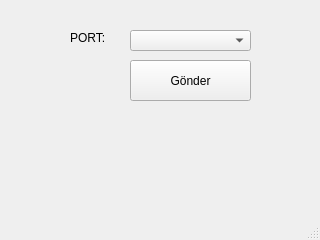
First picture: the form in qt.ui, repository mcagriaksoy/Serial-Communication-GUI-Program, before the edit.
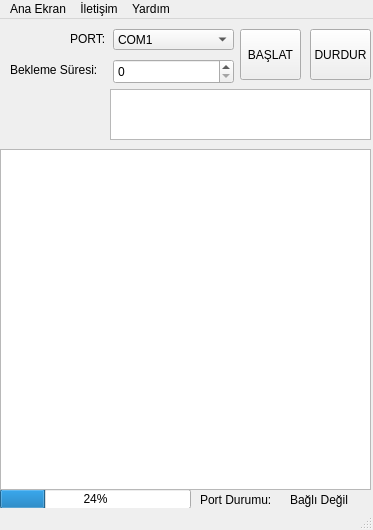
Second picture: the form after the edit. Icons and pictures are not drawn.

The edit to the form file:
```diff
--- a/qt.ui
+++ b/qt.ui
@@ -6,8 +6,8 @@
    <rect>
     <x>0</x>
     <y>0</y>
-    <width>320</width>
-    <height>240</height>
+    <width>373</width>
+    <height>530</height>
    </rect>
   </property>
   <property name="windowTitle">
@@ -17,62 +17,224 @@
    <widget class="QPushButton" name="pushButton">
     <property name="geometry">
      <rect>
-      <x>130</x>
-      <y>60</y>
-      <width>121</width>
-      <height>41</height>
+      <x>240</x>
+      <y>10</y>
+      <width>61</width>
+      <height>51</height>
      </rect>
     </property>
     <property name="text">
-     <string>Gönder</string>
+     <string>BAŞLAT</string>
     </property>
    </widget>
    <widget class="QComboBox" name="comboBox">
     <property name="geometry">
      <rect>
-      <x>130</x>
-      <y>30</y>
+      <x>113</x>
+      <y>10</y>
       <width>121</width>
       <height>21</height>
      </rect>
     </property>
-   </widget>
-   <widget class="QLabel" name="label">
-    <property name="geometry">
-     <rect>
-      <x>130</x>
-      <y>110</y>
-      <width>121</width>
-      <height>21</height>
-     </rect>
-    </property>
-    <property name="text">
-     <string/>
-    </property>
+    <item>
+     <property name="text">
+      <string>COM1</string>
+     </property>
+    </item>
+    <item>
+     <property name="text">
+      <string>COM2</string>
+     </property>
+    </item>
+    <item>
+     <property name="text">
+      <string>COM3</string>
+     </property>
+    </item>
+    <item>
+     <property name="text">
+      <string>COM4</string>
+     </property>
+    </item>
+    <item>
+     <property name="text">
+      <string>COM5</string>
+     </property>
+    </item>
+    <item>
+     <property name="text">
+      <string>COM6</string>
+     </property>
+    </item>
+    <item>
+     <property name="text">
+      <string>COM7</string>
+     </property>
+    </item>
+    <item>
+     <property name="text">
+      <string>COM8</string>
+     </property>
+    </item>
    </widget>
    <widget class="QLabel" name="label_2">
     <property name="geometry">
      <rect>
       <x>70</x>
-      <y>30</y>
-      <width>58</width>
-      <height>16</height>
+      <y>10</y>
+      <width>51</width>
+      <height>20</height>
      </rect>
     </property>
     <property name="text">
      <string>PORT:</string>
     </property>
    </widget>
+   <widget class="QSpinBox" name="spinBox">
+    <property name="geometry">
+     <rect>
+      <x>113</x>
+      <y>40</y>
+      <width>121</width>
+      <height>25</height>
+     </rect>
+    </property>
+   </widget>
+   <widget class="QLabel" name="label_3">
+    <property name="geometry">
+     <rect>
+      <x>10</x>
+      <y>30</y>
+      <width>101</width>
+      <height>41</height>
+     </rect>
+    </property>
+    <property name="text">
+     <string>Bekleme Süresi:</string>
+    </property>
+   </widget>
+   <widget class="QLabel" name="label_4">
+    <property name="geometry">
+     <rect>
+      <x>200</x>
+      <y>470</y>
+      <width>101</width>
+      <height>21</height>
+     </rect>
+    </property>
+    <property name="text">
+     <string>Port Durumu:</string>
+    </property>
+   </widget>
+   <widget class="QLabel" name="label_5">
+    <property name="geometry">
+     <rect>
+      <x>290</x>
+      <y>470</y>
+      <width>71</width>
+      <height>21</height>
+     </rect>
+    </property>
+    <property name="styleSheet">
+     <string notr="true"/>
+    </property>
+    <property name="text">
+     <string>Bağlı Değil</string>
+    </property>
+   </widget>
+   <widget class="QProgressBar" name="progressBar">
+    <property name="geometry">
+     <rect>
+      <x>0</x>
+      <y>470</y>
+      <width>191</width>
+      <height>20</height>
+     </rect>
+    </property>
+    <property name="value">
+     <number>24</number>
+    </property>
+   </widget>
+   <widget class="QPushButton" name="pushButton_2">
+    <property name="geometry">
+     <rect>
+      <x>310</x>
+      <y>10</y>
+      <width>61</width>
+      <height>51</height>
+     </rect>
+    </property>
+    <property name="text">
+     <string>DURDUR</string>
+    </property>
+   </widget>
+   <widget class="QListWidget" name="listWidget">
+    <property name="geometry">
+     <rect>
+      <x>0</x>
+      <y>130</y>
+      <width>371</width>
+      <height>341</height>
+     </rect>
+    </property>
+   </widget>
+   <widget class="QTextEdit" name="textEdit">
+    <property name="geometry">
+     <rect>
+      <x>110</x>
+      <y>70</y>
+      <width>261</width>
+      <height>51</height>
+     </rect>
+    </property>
+   </widget>
+   <widget class="QLabel" name="label">
+    <property name="geometry">
+     <rect>
+      <x>0</x>
+      <y>70</y>
+      <width>101</width>
+      <height>51</height>
+     </rect>
+    </property>
+    <property name="text">
+     <string/>
+    </property>
+    <property name="pixmap">
+     <pixmap>index.jpeg</pixmap>
+    </property>
+    <property name="scaledContents">
+     <bool>true</bool>
+    </property>
+   </widget>
   </widget>
   <widget class="QMenuBar" name="menubar">
    <property name="geometry">
     <rect>
      <x>0</x>
      <y>0</y>
-     <width>320</width>
+     <width>373</width>
      <height>21</height>
     </rect>
    </property>
+   <widget class="QMenu" name="menuAna_Ekran">
+    <property name="title">
+     <string>Ana Ekran</string>
+    </property>
+   </widget>
+   <widget class="QMenu" name="menu_leti_im">
+    <property name="title">
+     <string>İletişim</string>
+    </property>
+   </widget>
+   <widget class="QMenu" name="menuYard_m">
+    <property name="title">
+     <string>Yardım</string>
+    </property>
+   </widget>
+   <addaction name="menuAna_Ekran"/>
+   <addaction name="menu_leti_im"/>
+   <addaction name="menuYard_m"/>
   </widget>
   <widget class="QStatusBar" name="statusbar"/>
  </widget>
```
Left out of the diff: 9 changed lines with no effect on the pictures.
